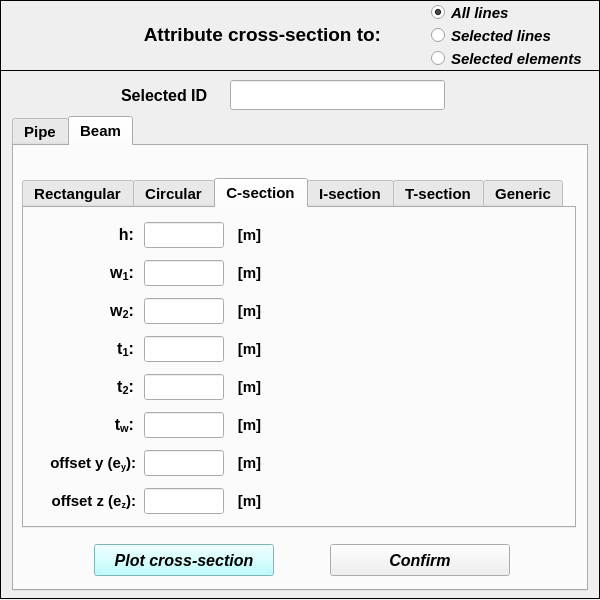
This is data/user_input/ui/Model/Setup/Structural/crossSectionInput.ui in open-pulse/OpenPulse as Qt 5 draws it before an edit. The edited form follows.
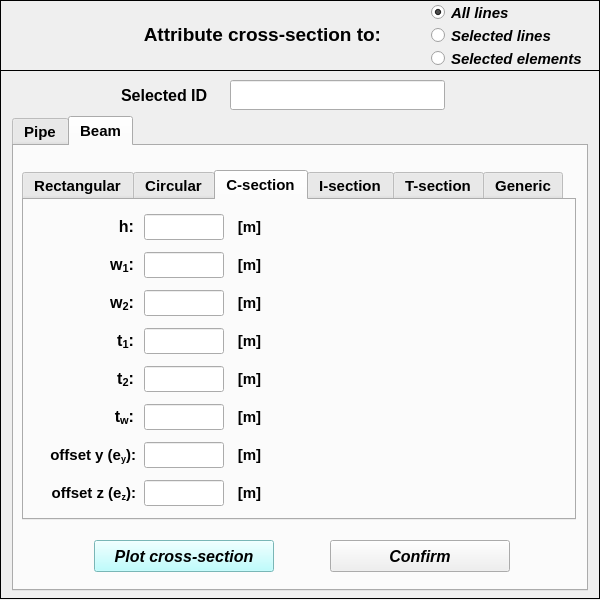
This is the edited form. The open tabs and pages were chosen to show the change. Icons and pictures are not drawn.

```diff
--- a/data/user_input/ui/Model/Setup/Structural/crossSectionInput.ui
+++ b/data/user_input/ui/Model/Setup/Structural/crossSectionInput.ui
@@ -2963,7 +2963,7 @@
       <property name="geometry">
        <rect>
         <x>8</x>
-        <y>32</y>
+        <y>24</y>
         <width>554</width>
         <height>350</height>
        </rect>
@@ -6787,7 +6787,7 @@
       <property name="geometry">
        <rect>
         <x>316</x>
-        <y>398</y>
+        <y>394</y>
         <width>180</width>
         <height>32</height>
        </rect>
@@ -6821,7 +6821,7 @@
       <property name="geometry">
        <rect>
         <x>80</x>
-        <y>398</y>
+        <y>394</y>
         <width>180</width>
         <height>32</height>
        </rect>
```
Left out of the diff: 19 changed lines with no effect on the pictures.
